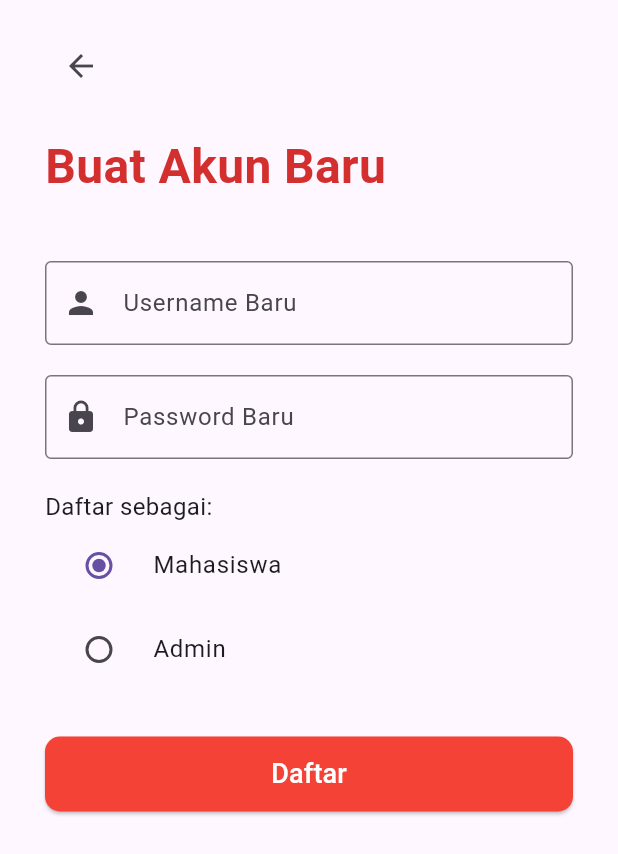
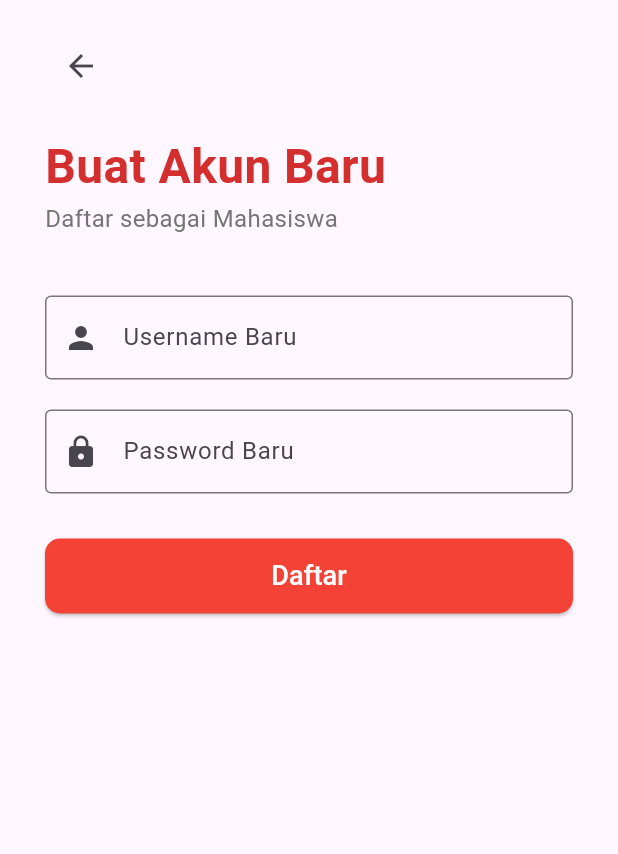
Before and after one commit to xebec51/KanHas, a Flutter app: the RegisterPage screen opened directly, on a phone screen of 412 x 824 dp. Shown: the top 854 px of the screen. Run offline on Flutter 3.47's test engine with Material 3 defaults, Android fonts, the light colour scheme and no system bars.

Commit message:
fix(auth): Secure register page, only creates student role

```diff
--- a/lib/models/user_model.dart
+++ b/lib/models/user_model.dart
@@ -19,10 +19,5 @@ List<User> userList = [
     username: 'admin',
     password: '123',
     role: UserRole.admin,
-  ),
-  User(
-    username: 'mahasiswa',
-    password: '123',
-    role: UserRole.mahasiswa,
   )
 ];
--- a/lib/screens/register_page.dart
+++ b/lib/screens/register_page.dart
@@ -12,9 +12,6 @@ class _RegisterPageState extends State<RegisterPage> {
   final _usernameController = TextEditingController();
   final _passwordController = TextEditingController();
 
-  // State untuk menyimpan role yang dipilih
-  UserRole _selectedRole = UserRole.mahasiswa;
-
   void _register() {
     String username = _usernameController.text;
     String password = _passwordController.text;
@@ -23,7 +20,6 @@ class _RegisterPageState extends State<RegisterPage> {
     bool userExists = userList.any((user) => user.username == username);
 
     if (userExists) {
-      // Tampilkan error jika user sudah ada
       ScaffoldMessenger.of(context).showSnackBar(
         const SnackBar(
           backgroundColor: Colors.red,
@@ -33,13 +29,18 @@ class _RegisterPageState extends State<RegisterPage> {
     } else {
       // Tambah user baru ke list
       userList.add(
-        User(username: username, password: password, role: _selectedRole),
+        User(
+          username: username,
+          password: password,
+          role: UserRole.mahasiswa, // <-- Hanya bisa daftar sebagai MAHASISWA
+        ),
       );
 
       // Tampilkan sukses dan kembali ke Login
       ScaffoldMessenger.of(context).showSnackBar(
         const SnackBar(
-          backgroundColor: Colors.green,
+          // --- INI PERBAIKANNYA ---
+          backgroundColor: Colors.green, // Pakai titik (.), bukan titik dua (:)
           content: Text('Registrasi berhasil! Silakan login.'),
         ),
       );
@@ -53,7 +54,8 @@ class _RegisterPageState extends State<RegisterPage> {
       body: SafeArea(
         child: SingleChildScrollView(
           child: Padding(
-            padding: const EdgeInsets.symmetric(horizontal: 30.0, vertical: 20.0),
+            padding:
+            const EdgeInsets.symmetric(horizontal: 30.0, vertical: 20.0),
             child: Column(
               crossAxisAlignment: CrossAxisAlignment.start,
               children: [
@@ -70,6 +72,13 @@ class _RegisterPageState extends State<RegisterPage> {
                     fontSize: 32,
                     fontWeight: FontWeight.bold,
                     color: Colors.red[700],
+                  ),
+                ),
+                Text(
+                  'Daftar sebagai Mahasiswa', // Tambahkan sub-judul
+                  style: TextStyle(
+                    fontSize: 16,
+                    color: Colors.grey[600],
                   ),
                 ),
                 const SizedBox(height: 40),
@@ -91,30 +100,6 @@ class _RegisterPageState extends State<RegisterPage> {
                     border: OutlineInputBorder(),
                     prefixIcon: Icon(Icons.lock),
                   ),
-                ),
-                const SizedBox(height: 20),
-
-                // PILIHAN ROLE (Radio Button)
-                const Text('Daftar sebagai:', style: TextStyle(fontSize: 16)),
-                RadioListTile<UserRole>(
-                  title: const Text('Mahasiswa'),
-                  value: UserRole.mahasiswa,
-                  groupValue: _selectedRole,
-                  onChanged: (value) {
-                    setState(() {
-                      _selectedRole = value!;
-                    });
-                  },
-                ),
-                RadioListTile<UserRole>(
-                  title: const Text('Admin'),
-                  value: UserRole.admin,
-                  groupValue: _selectedRole,
-                  onChanged: (value) {
-                    setState(() {
-                      _selectedRole = value!;
-                    });
-                  },
                 ),
 
                 const SizedBox(height: 30),
```
